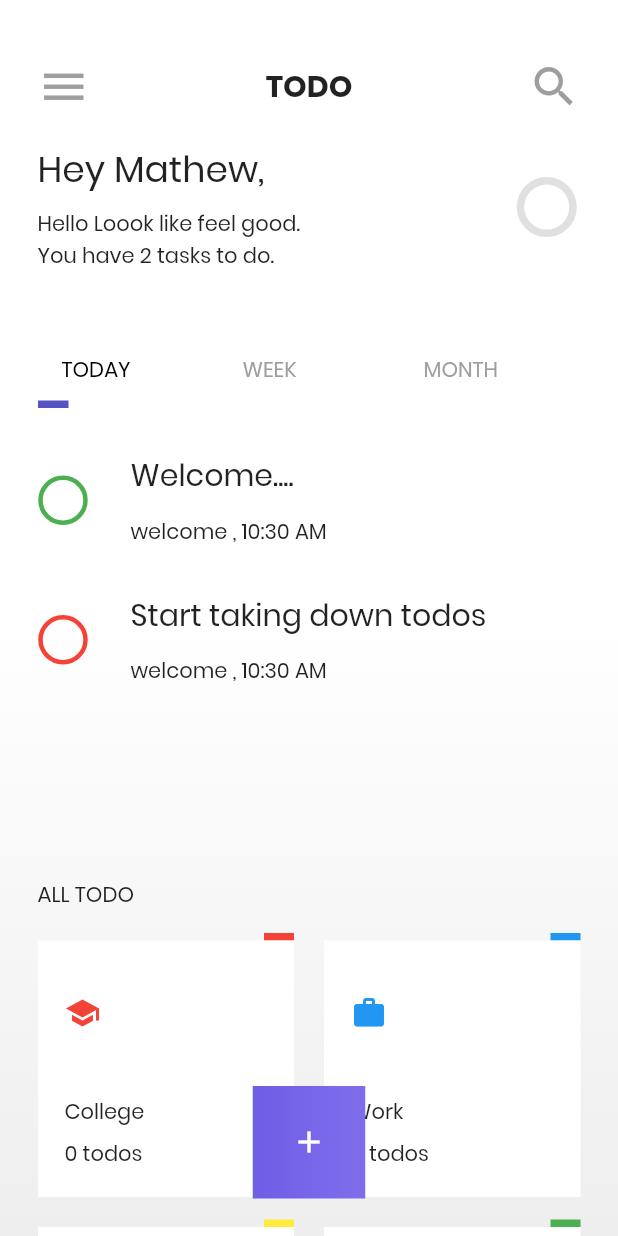
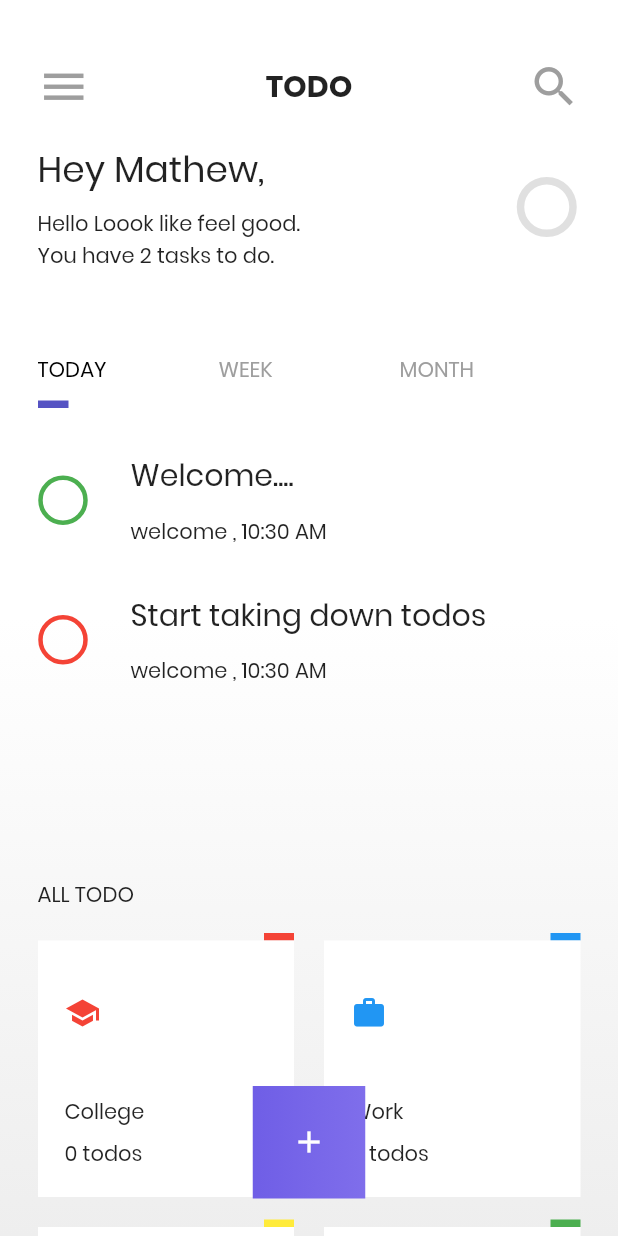
Before and after one commit to rvamsikrishna/flutter_todos_redux, a Flutter app: the screen it shows after launch, on a phone screen of 412 x 824 dp. Run offline on Flutter 3.47's test engine with Material 2 defaults, Android fonts, the phone set to English and light mode, and no system bars; our stand-ins replace flutter_redux, redux.

Commit message:
uncomment labelPadding for tab bar

```diff
--- a/lib/tasks_view.dart
+++ b/lib/tasks_view.dart
@@ -103,7 +103,7 @@ class _MyTabBar extends StatelessWidget {
       controller: _tabController,
       tabs: _tabs.toList(),
       labelColor: Colors.black,
-      // labelPadding: EdgeInsets.all(0.0),
+      labelPadding: EdgeInsets.all(0.0),
       labelStyle: Theme.of(context).textTheme.body2,
       unselectedLabelColor: Colors.grey,
     );
```
